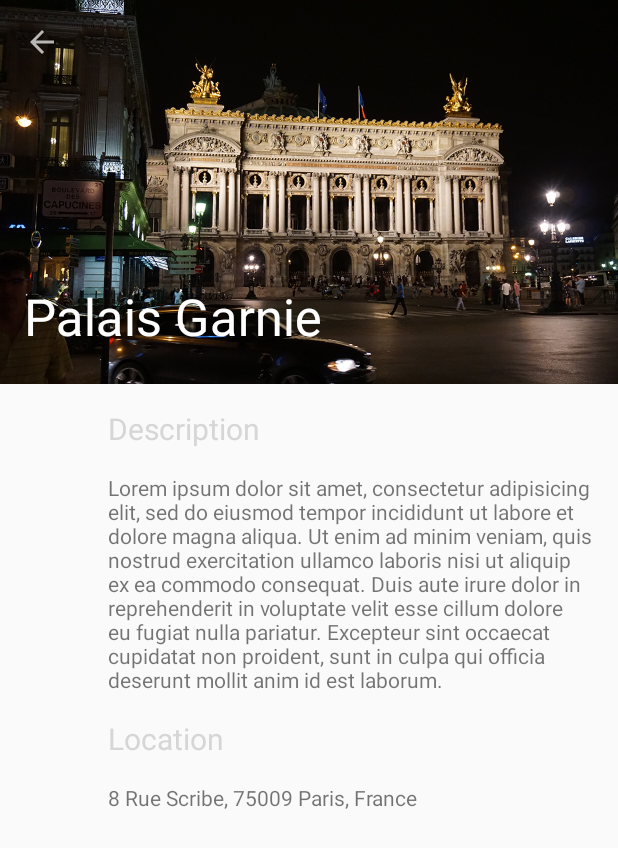
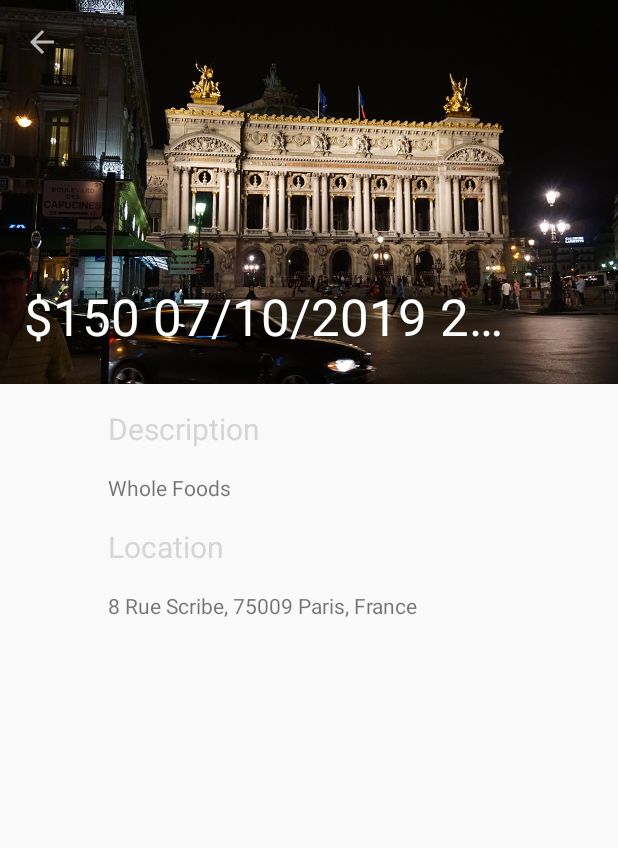
Before and after one commit to jqn/BusyMama, an Android app: the ExpenseDetailActivity screen opened directly, with no data from a screen before it, on a phone screen of 412 x 824 dp. Shown: the top 848 px of the screen. Run offline under Robolectric (Android 15) with nearby library versions, the phone set to English and light mode, and no system bars.

Commit message:
feat: add placeholder items to transaction activity recyclerview
issue: #6

```diff
--- a/app/src/main/java/io/jqn/busymama/ExpenseDetailActivity.java
+++ b/app/src/main/java/io/jqn/busymama/ExpenseDetailActivity.java
@@ -25,16 +25,16 @@ public class ExpenseDetailActivity extends AppCompatActivity {
         CollapsingToolbarLayout collapsingToolbar =
                 (CollapsingToolbarLayout) findViewById(R.id.collapsing_toolbar);
         // Set title of Detail page
-        // collapsingToolbar.setTitle(getString(R.string.item_title));
+//         collapsingToolbar.setTitle(getString(R.string.item_title));
 
         int postion = getIntent().getIntExtra(EXTRA_POSITION, 0);
         Resources resources = getResources();
-        String[] places = resources.getStringArray(R.array.places);
-        collapsingToolbar.setTitle(places[postion % places.length]);
+        String[] expenses = resources.getStringArray(R.array.expenses);
+        collapsingToolbar.setTitle(expenses[postion % expenses.length]);
 
-        String[] placeDetails = resources.getStringArray(R.array.place_details);
-        TextView placeDetail = (TextView) findViewById(R.id.place_detail);
-        placeDetail.setText(placeDetails[postion % placeDetails.length]);
+        String[] storeDetails = resources.getStringArray(R.array.store_details);
+        TextView storeDetail = findViewById(R.id.place_detail);
+        storeDetail.setText(storeDetails[postion % storeDetails.length]);
 
         String[] placeLocations = resources.getStringArray(R.array.place_locations);
         TextView placeLocation = (TextView) findViewById(R.id.place_location);
--- a/app/src/main/java/io/jqn/busymama/ExpenseListFragment.java
+++ b/app/src/main/java/io/jqn/busymama/ExpenseListFragment.java
@@ -71,8 +71,8 @@ public class ExpenseListFragment extends Fragment {
 
         public ContentAdapter(Context context) {
             Resources resources = context.getResources();
-            mPlaces = resources.getStringArray(R.array.places);
-            mPlaceDesc = resources.getStringArray(R.array.place_desc);
+            mPlaces = resources.getStringArray(R.array.expenses);
+            mPlaceDesc = resources.getStringArray(R.array.store_details);
             TypedArray a = resources.obtainTypedArray(R.array.place_avator);
             mPlaceAvatars = new Drawable[a.length()];
             for (int i = 0; i < mPlaceAvatars.length; i++) {
--- a/app/src/main/res/values/arrays.xml.xml
+++ b/app/src/main/res/values/arrays.xml.xml
@@ -1,7 +1,7 @@
 <?xml version="1.0" encoding="utf-8"?>
 <resources>
     <string-array name="places">
-        <item>Palais Garnie</item>
+        <item>$150 07/10/2019 2:25 pm</item>
         <item>Piazza del Duomo</item>
         <item>Manhattan</item>
         <item>Senso-ji</item>
@@ -9,8 +9,7 @@
         <item>Table Mountain</item>
     </string-array>
     <string-array name="place_desc">
-        <item>The Palais Garnier which locates in Paris was built from 1861 for
-        the Paris Opera.
+        <item>Whole Foods
         </item>
         <item>Piazza del Duomo the cathedral which locates in Florence.</item>
         <item>Manhattan is the district in New York City</item>
@@ -86,4 +85,21 @@
         <item>@drawable/e</item>
         <item>@drawable/f</item>
     </array>
+    <string-array name="expenses">
+        <item>$150 07/10/2019 2:25 pm</item>
+        <item>$145 07/10/2019 1:45 pm</item>
+        <item>$34 07/10/2019 9:25 am</item>
+        <item>$200 07/09/2019 7:25 pm</item>
+        <item>$15 07/05/2019 8:00 am</item>
+        <item>$300 07/05/2019 5:25 pm</item>
+    </string-array>
+    <string-array name="store_details">
+        <item>Whole Foods
+        </item>
+        <item>King Soopers</item>
+        <item>Natural Grocers</item>
+        <item>King Soopers</item>
+        <item>Starbucks</item>
+        <item>Costco</item>
+    </string-array>
 </resources>
--- a/app/src/main/res/values/strings.xml
+++ b/app/src/main/res/values/strings.xml
@@ -4,7 +4,7 @@
     <string name="fcm_message">Busy Mama</string>
 
     <string name="action_settings">Settings</string>
-    <string name="expenses_tab">Expenses</string>
+    <string name="expenses_tab">Activity</string>
     <string name="my_places_tab">My Places</string>
     <string name="settings_tab">Settings</string>
 
```
